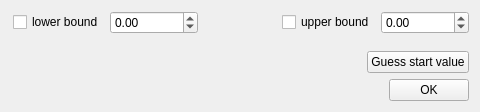
Before: the Qt Designer form pensant/ui/constantModelFitParameters.ui in syncope/pensant, drawn with Qt 5; both pictures show x 465 to 945 and y 0 to 112 of the 945 by 112 pixel window.
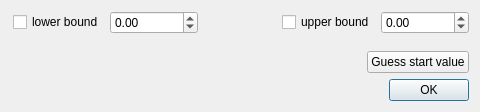
After: the same form once the commit is applied.

Commit message: + updated the default button to "Done", makes handling easier

The edit to the form file:
```diff
--- a/pensant/ui/constantModelFitParameters.ui
+++ b/pensant/ui/constantModelFitParameters.ui
@@ -196,6 +196,9 @@
          <property name="text">
           <string>OK</string>
          </property>
+         <property name="default">
+          <bool>true</bool>
+         </property>
         </widget>
        </item>
       </layout>
```
The commit also changes 4 other files.
